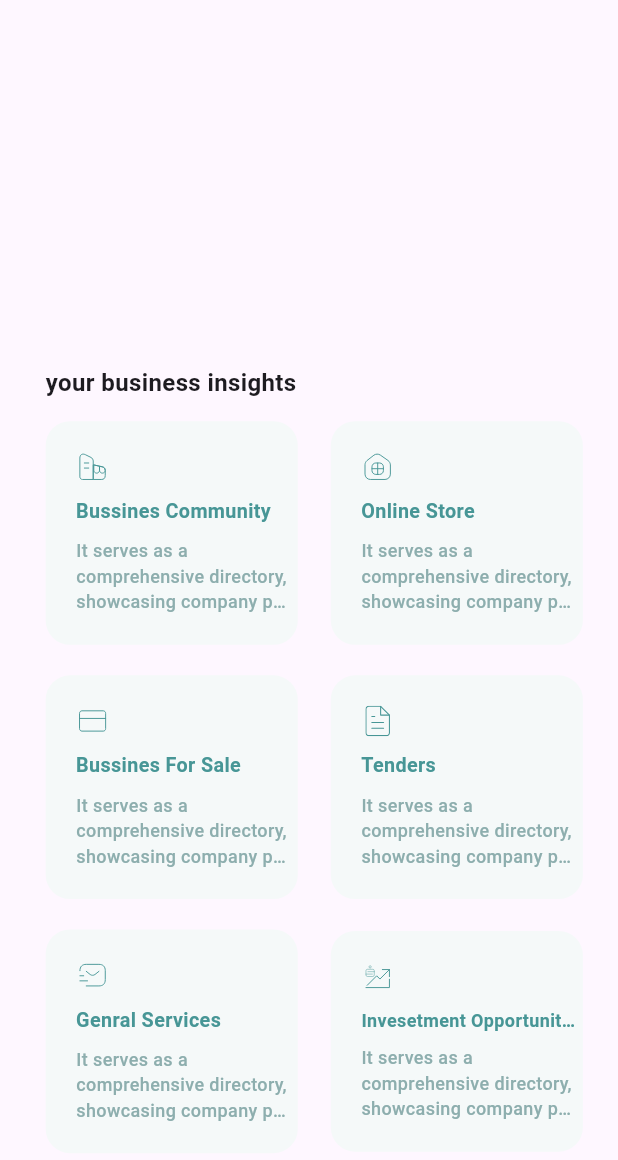
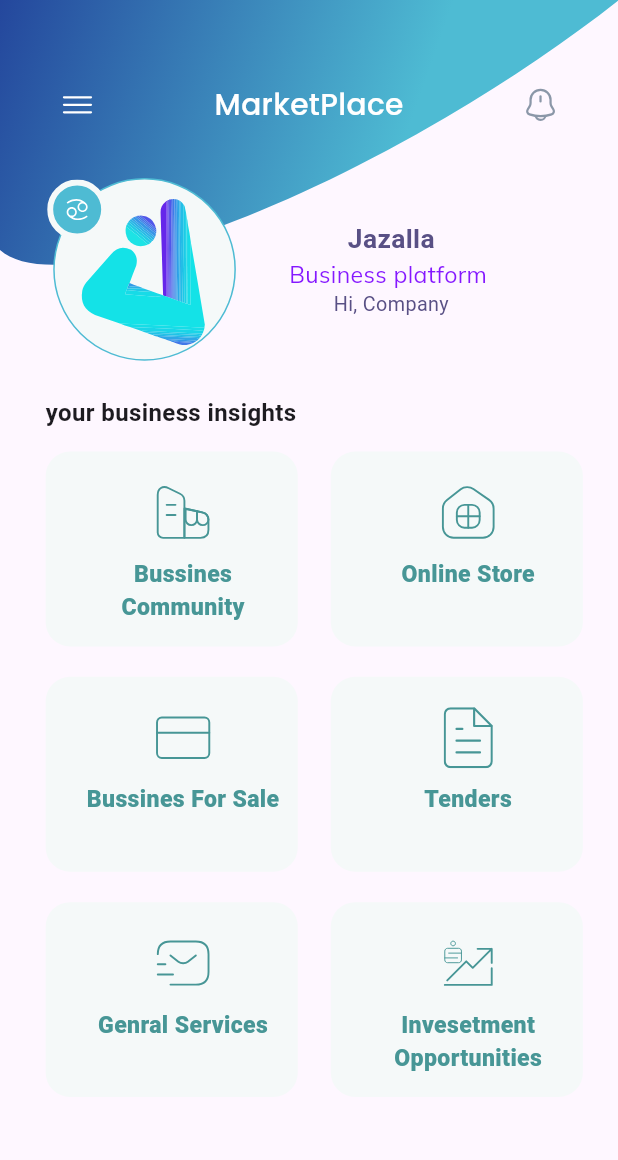
Before and after one commit to fuzail14/bussiness_owner-Jazalla-, a Flutter app: the MarketPlaceScreen screen opened directly, on a phone screen of 412 x 824 dp. Shown: the top 1160 px of the screen. Run offline on Flutter 3.47's test engine with Material 3 defaults, Android fonts, the phone set to English and light mode, and no system bars; drawn by our look-alikes of auto_size_text; our stand-ins replace animate_do, cached_network_image, country_picker, csc_picker, file_picker, firebase_auth and 13 more; missing offline and left inert: firebase_core_web, shared_preferences_web; accounts and stored records are empty; project files that could hold a hidden picture were left out.

Commit message:
new changes

```diff
--- a/lib/Module/MarketPlace/View/market_place_screen.dart
+++ b/lib/Module/MarketPlace/View/market_place_screen.dart
@@ -1,13 +1,19 @@
+import 'dart:ui';
+
 import 'package:animate_do/animate_do.dart';
 import 'package:bussines_owner/Constants/Extensions/extensions.dart';
 import 'package:bussines_owner/Routes/set_routes.dart';
+import 'package:flutter/cupertino.dart';
 import 'package:flutter/material.dart';
+import 'package:flutter/painting.dart';
+import 'package:flutter/rendering.dart';
 import 'package:flutter/widgets.dart';
 import 'package:flutter_riverpod/flutter_riverpod.dart';
 import 'package:flutter_screenutil/flutter_screenutil.dart';
 import 'package:flutter_svg/svg.dart';
 import 'package:go_router/go_router.dart';
 import 'package:google_fonts/google_fonts.dart';
+import 'package:google_maps_flutter/google_maps_flutter.dart';
 import '../../../Constants/Person/person_controller.dart';
 import '../Widget/market_place_screen_card.dart';
 
@@ -20,51 +26,103 @@ class MarketPlaceScreen extends ConsumerWidget {
 
     return Scaffold(
         //backgroundColor: Colors.red,
-        body: Stack(
+        body: Column(
       children: [
-        // Container(
-        //   height: 195.h,
-        //   padding: EdgeInsets.only(
-        //     left: 43,
-        //   ).r,
-        //   decoration: BoxDecoration(
-        //     borderRadius: BorderRadius.circular(36).r,
-        //     gradient: LinearGradient(
-        //       begin: Alignment.centerLeft,
-        //       end: Alignment.centerRight,
-        //       colors: <Color>[Color(0xff1F3996), Color(0xff4EBBD3)],
-        //     ),
-        //   ),
-        //   child: Row(
-        //     children: [
-        //       GestureDetector(
-        //         onTap: () {},
-        //         child: Container(
-        //             child: SvgPicture.asset('assets/images/drawer.svg')),
-        //       ),
-        //       83.pw,
-        //       Text(
-        //         'MarketPlace',
-        //         style: GoogleFonts.poppins(
-        //             fontSize: 18.sp,
-        //             fontWeight: FontWeight.w500,
-        //             color: Colors.white),
-        //       ),
-        //       25.pw,
-        //       Container(child: SvgPicture.asset('assets/images/bellicon.svg')),
-        //       15.pw,
-        //       SizedBox(
-        //           width: 32.w,
-        //           height: 32.h,
-        //           child: CircleAvatar(
-        //               child: SvgPicture.asset(
-        //                   'assets/images/mobile_circle1.svg'))),
-        //     ],
-        //   ),
+        Stack(
+          children: [
+            Container(
+              width: double.infinity, // Ensure it fills the width of the screen
+              height: 175.h, // Set the height you want
+
+              child: SvgPicture.asset(
+                'assets/images/marketplace_appbar.svg',
+                fit: BoxFit.fill, // Make the picture fill the container
+              ),
+            ),
+            Row(
+              mainAxisAlignment: MainAxisAlignment.spaceAround,
+              children: [
+                GestureDetector(
+                  onTap: () {},
+                  child: Container(
+                      margin:
+                          EdgeInsets.symmetric(horizontal: 0, vertical: 57).r,
+                      child: SvgPicture.asset('assets/images/drawer.svg')),
+                ),
+                //83.pw,
+                Text(
+                  'MarketPlace',
+                  style: GoogleFonts.poppins(
+                      fontSize: 18.sp,
+                      fontWeight: FontWeight.w500,
+                      color: Colors.white),
+                ),
+
+                Container(
+                    child: SvgPicture.asset(
+                  'assets/images/bellicon.svg',
+                  color: Color(0xff8B97A8),
+                )),
+              ],
+            ),
+            Row(
+              children: [
+                Container(
+                  height: 120.h,
+                  width: 120.w,
+                  decoration: BoxDecoration(
+                      border: Border.all(color: Color(0xff4EBBD3)),
+                      color: Color(0xffF5F9F9),
+                      shape: BoxShape.circle),
+                  margin: EdgeInsets.symmetric(vertical: 117, horizontal: 30).r,
+                  child: Stack(
+                    children: [
+                      SvgPicture.asset(
+                        'assets/images/jazalla_logo.svg',
+                        fit: BoxFit.contain,
+                      ),
+                      SvgPicture.asset(
+                        'assets/images/marketplace_appbar_sublogo.svg',
+                        fit: BoxFit.contain,
+                      ),
+
+                      // SvgPicture.asset(
+                      //   'assets/images/marketplace_appbar_sublogo.svg',
+                      //   fit: BoxFit.contain,
                       // ),
+                    ],
+                  ),
+                ),
+                Column(
+                  children: [
+                    Text(
+                      'Jazalla',
+                      style: GoogleFonts.roboto(
+                          fontSize: 16.sp,
+                          fontWeight: FontWeight.w600,
+                          color: Color(0xff595085)),
+                    ),
+                    Text(
+                      'Business platform ',
+                      style: GoogleFonts.mulish(
+                          fontSize: 14.sp,
+                          fontWeight: FontWeight.w400,
+                          color: Color(0xff8518FF)),
+                    ),
+                    Text(
+                      'Hi, Company',
+                      style: GoogleFonts.roboto(
+                          fontSize: 12.sp,
+                          fontWeight: FontWeight.w400,
+                          color: Color(0xff595085)),
+                    ),
+                  ],
+                ),
+              ],
+            ),
             SingleChildScrollView(
               child: Padding(
-            padding: const EdgeInsets.only(left: 30, top: 240).r,
+                padding: const EdgeInsets.only(top: 260, left: 30).r,
                 child: Column(
                   crossAxisAlignment: CrossAxisAlignment.start,
                   children: [
@@ -172,7 +230,8 @@ class MarketPlaceScreen extends ConsumerWidget {
                           20.pw,
                           CardMakretPlace(
                             textColor: Color(0xff4B6FFF),
-                        svgPath: 'assets/images/investment_opportunities.svg',
+                            svgPath:
+                                'assets/images/investment_opportunities.svg',
                             headingText: 'Invesetment Opportunities',
                             boxText: '6',
                             onTap: () {
@@ -191,6 +250,8 @@ class MarketPlaceScreen extends ConsumerWidget {
               ),
             ),
           ],
+        ),
+      ],
     ));
   }
 }
--- a/lib/Module/MarketPlace/Widget/market_place_screen_card.dart
+++ b/lib/Module/MarketPlace/Widget/market_place_screen_card.dart
@@ -32,7 +32,7 @@ class CardMakretPlace extends StatelessWidget {
       onTap: onTap,
       child: Container(
         width: 153.w,
-        // height: 128.h,
+        height: 128.h,
         decoration: BoxDecoration(
           borderRadius: BorderRadius.circular(16).r,
           color: Color(0xffF5F9F9),
@@ -46,16 +46,16 @@ class CardMakretPlace extends StatelessWidget {
           // ],
         ),
         child: Padding(
-          padding: EdgeInsets.only(left: 20, top: 20, right: 5, bottom: 20).r,
+          padding: EdgeInsets.only(left: 20, top: 20, right: 5, bottom: 0).r,
           child: Column(
-            crossAxisAlignment: CrossAxisAlignment.start,
+            crossAxisAlignment: CrossAxisAlignment.center,
             children: [
               FadeInUp(
                 child: SvgPicture.asset(
                   svgPath!,
                   color: Color(0xff479696),
-                  height: 20.h,
-                  width: 20.w,
+                  height: 40.h,
+                  //width: 40.w,
                 ),
               ),
               10.ph,
@@ -63,28 +63,28 @@ class CardMakretPlace extends StatelessWidget {
                 duration: const Duration(milliseconds: 900),
                 child: AutoSizeText(
                   headingText!,
-                  maxLines: 1,
+                  maxLines: 2,
                   overflow: TextOverflow.ellipsis,
                   textAlign: TextAlign.center,
                   style: GoogleFonts.roboto(
                       color: Color(0xff479696),
-                      fontWeight: FontWeight.w600,
-                      fontSize: 12.sp),
+                      fontWeight: FontWeight.w800,
+                      fontSize: 14.sp),
                 ),
               ),
-              8.ph,
-              FadeInRight(
-                duration: Duration(milliseconds: 900),
-                child: AutoSizeText(
-                  'It serves as a comprehensive directory, showcasing company profiles.',
-                  maxLines: 3,
-                  overflow: TextOverflow.ellipsis,
-                  style: GoogleFonts.roboto(
-                      color: Color(0xff8DAEAE),
-                      fontWeight: FontWeight.w500,
-                      fontSize: 12.sp),
-                ),
-              )
+              // 8.ph,
+              // FadeInRight(
+              //   duration: Duration(milliseconds: 900),
+              //   child: AutoSizeText(
+              //     'It serves as a comprehensive directory, showcasing company profiles.',
+              //     maxLines: 1,
+              //     overflow: TextOverflow.ellipsis,
+              //     style: GoogleFonts.roboto(
+              //         color: Color(0xff8DAEAE),
+              //         fontWeight: FontWeight.w800,
+              //         fontSize: 14.sp),
+              //   ),
+              // )
             ],
           ),
         ),
```
Also changed, not shown: lib/Module/Splash/View/splash_screen.dart (+33 -30 lines), lib/Module/Tenders/TenderMain/View/tenders_screen.dart (+76 -60 lines), lib/Module/Verification/MobileNumber/View/register.dart (+6 -8 lines), lib/Module/Verification/Password/View/password_screen.dart (+6 -11 lines), lib/Module/Verification/Verification Code/View/verification_code.dart (+7 -10 lines), assets/images/marketplace_appbar.svg (added), assets/images/marketplace_appbar_sublogo.svg (added), 3 other files. Lines whose indentation alone changed are shown as unchanged.
